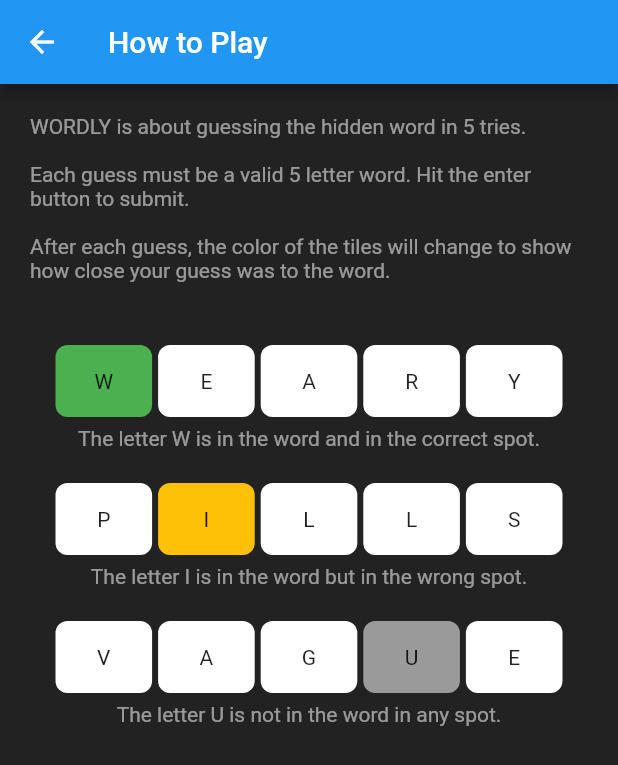
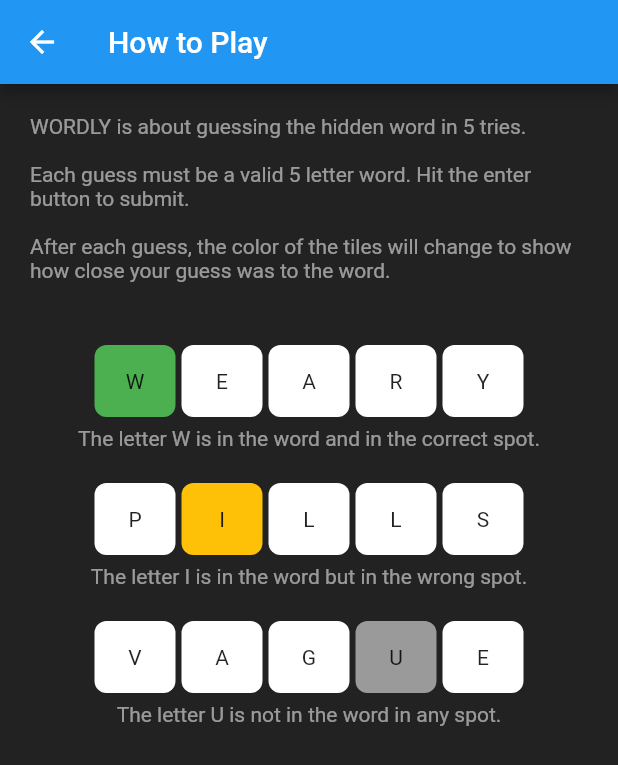
Before and after one commit to Manuiq/wordle-flutter, a Flutter app: the screen it shows after launch, after a tap on "Guide", on a phone screen of 412 x 824 dp. Shown: the top 765 px of the screen. Run offline on Flutter 3.47's test engine with Material 2 defaults, Android fonts, the phone set to English and light mode, and no system bars; our stand-ins replace device_info_plus; missing offline and left inert: dart:ffi; project files that could hold a hidden picture were left out.

Commit message:
adaptive ui for tablets and small phones

```diff
--- a/lib/guide.dart
+++ b/lib/guide.dart
@@ -6,6 +6,7 @@ import 'widgets.dart';
 
 class GuideRoute extends StatelessWidget {
   final bool isTv;
+
   const GuideRoute({Key? key, required this.isTv}) : super(key: key);
 
   @override
@@ -28,45 +29,66 @@ After each guess, the color of the tiles will change to show how close your gues
               style: TextStyle(color: Colors.white54),
             )),
         Padding(
-            padding: EdgeInsets.fromLTRB(paddingHorizontal, 20, paddingHorizontal, 4),
+            padding: EdgeInsets.fromLTRB(
+                paddingHorizontal, 20, paddingHorizontal, 4),
+            child: ConstrainedBox(
+                constraints: const BoxConstraints(maxWidth: 320),
                 child: Row(children: [
                   const SizedBox(width: 15),
                   for (var i in "weary".split(''))
                     TextKey(
-                  color: getColor((i == "w") ? SelectedColor.present : SelectedColor.initial, false),
+                      color: getColor(
+                          (i == "w")
+                              ? SelectedColor.present
+                              : SelectedColor.initial,
+                          false),
                       text: i,
                       onTextInput: (myText) {},
                     ),
                   const SizedBox(width: 15),
-            ])),
+                ]))),
         const Text('The letter W is in the word and in the correct spot.',
             style: TextStyle(color: Colors.white54)),
         Padding(
-            padding: EdgeInsets.fromLTRB(paddingHorizontal, 20, paddingHorizontal, 4),
+            padding: EdgeInsets.fromLTRB(
+                paddingHorizontal, 20, paddingHorizontal, 4),
+            child: ConstrainedBox(
+                constraints: const BoxConstraints(maxWidth: 320),
                 child: Row(children: [
                   const SizedBox(width: 15),
                   for (var i in "pills".split(''))
                     TextKey(
-                  color: getColor((i == "i") ? SelectedColor.presentWrongPlace : SelectedColor.initial, false),
+                      color: getColor(
+                          (i == "i")
+                              ? SelectedColor.presentWrongPlace
+                              : SelectedColor.initial,
+                          false),
                       text: i,
                       onTextInput: (myText) {},
                     ),
                   const SizedBox(width: 15),
-            ])),
+                ]))),
         const Text('The letter I is in the word but in the wrong spot.',
             style: TextStyle(color: Colors.white54)),
         Padding(
-            padding: EdgeInsets.fromLTRB(paddingHorizontal, 20, paddingHorizontal, 4),
+            padding: EdgeInsets.fromLTRB(
+                paddingHorizontal, 20, paddingHorizontal, 4),
+            child: ConstrainedBox(
+                constraints: const BoxConstraints(maxWidth: 320),
                 child: Row(children: [
                   const SizedBox(width: 15),
                   for (var i in "vague".split(''))
                     TextKey(
-                  color: getColor((i == "u") ? SelectedColor.absent : SelectedColor.initial, false),
+                      color: getColor(
+                          (i == "u")
+                              ? SelectedColor.absent
+                              : SelectedColor.initial,
+                          false),
                       text: i,
                       onTextInput: (myText) {},
                     ),
                   const SizedBox(width: 15),
-            ])),
+                ]))),
         const Text('The letter U is not in the word in any spot.',
             style: TextStyle(color: Colors.white54)),
       ]),
--- a/lib/main.dart
+++ b/lib/main.dart
@@ -57,10 +57,13 @@ class _KeyboardDemoState extends State<KeyboardDemo> {
 
   Future<void> initPlatformState() async {
     var isTv = (await deviceInfoPlugin.androidInfo)
-        .systemFeatures.contains('android.software.leanback_only');
-    setState(() {_isTv = isTv;
+        .systemFeatures
+        .contains('android.software.leanback_only');
+    setState(() {
+      _isTv = isTv;
       if (!isTv) {
-      SystemChrome.setPreferredOrientations([DeviceOrientation.portraitUp]);
+        SystemChrome.setPreferredOrientations(
+            [DeviceOrientation.portraitUp, DeviceOrientation.portraitDown]);
       }
     });
   }
@@ -97,13 +100,13 @@ class _KeyboardDemoState extends State<KeyboardDemo> {
   @override
   Widget build(BuildContext context) {
     log("isTv = " + _isTv.toString());
-    if(!_isTv){
+    if (!_isTv) {
       return Scaffold(
           backgroundColor: Colors.black87,
           resizeToAvoidBottomInset: false,
           body: Column(
             children: [
-          const SizedBox(height: 50),
+              const SizedBox(height: 25),
               ElevatedButton.icon(
                 icon: const Text('Guide'),
                 label: const Icon(Icons.help),
@@ -114,8 +117,12 @@ class _KeyboardDemoState extends State<KeyboardDemo> {
                   );
                 },
               ),
-          GridView.builder(
-              shrinkWrap: true,
+              const Spacer(),
+              Flexible(
+            flex:60,
+            child: ConstrainedBox(
+              constraints: const BoxConstraints(maxWidth: 300),
+              child: GridView.builder(
                   gridDelegate: SliverGridDelegateWithFixedCrossAxisCount(
                       crossAxisCount: wordSize),
                   itemCount: _userInputs.length,
@@ -124,13 +131,17 @@ class _KeyboardDemoState extends State<KeyboardDemo> {
                       duration: const Duration(milliseconds: 500),
                       margin: const EdgeInsets.all(2),
                       alignment: Alignment.center,
-                  transform: Matrix4.skewY(_inputsState[index] == SelectedColor.initial ? 0 : math.pi),
+                      transform: Matrix4.skewY(
+                          _inputsState[index] == SelectedColor.initial
+                              ? 0
+                              : math.pi),
                       child: Text(_userInputs[index].toUpperCase()),
                       decoration: BoxDecoration(
                           color: getColor(_inputsState[index], false),
                           borderRadius: BorderRadius.circular(15)),
                     );
                   }),
+            )),
               const Spacer(),
               ElevatedButton.icon(
                 icon: const Text('Try another word'),
@@ -138,7 +149,9 @@ class _KeyboardDemoState extends State<KeyboardDemo> {
                 onPressed: _restartGame,
               ),
               const Spacer(),
-          CustomKeyboard(
+              Flexible(
+              flex: 30,
+              child: CustomKeyboard(
                 buttonColors: _keyboardKeysState,
                 onTextInput: (myText) {
                   _insertLetter(myText);
@@ -146,10 +159,10 @@ class _KeyboardDemoState extends State<KeyboardDemo> {
                 onEnter: _enter,
                 onBackspace: _backspace,
               ),
+            ),
             ],
           ));
-    }
-    else {
+    } else {
       return Scaffold(
         backgroundColor: Colors.black87,
         resizeToAvoidBottomInset: false,
@@ -168,7 +181,10 @@ class _KeyboardDemoState extends State<KeyboardDemo> {
                         Navigator.push(
                           context,
                           MaterialPageRoute(
-                            builder: (context) => GuideRoute(isTv: _isTv,)),
+                              builder: (context) =>
+                                  GuideRoute(
+                                    isTv: _isTv,
+                                  )),
                         );
                       },
                     ),
@@ -256,9 +272,7 @@ class _KeyboardDemoState extends State<KeyboardDemo> {
         //didn't get the word
         if (_currentAttempt == maxAttempts) {
           //last attempt failed
-          ScaffoldMessenger.of(context).showSnackBar(const SnackBar(
-            content: Text("Out of attempts. Game over!"),
-          ));
+          showEndGameDialog(context, _secret);
         } else {
           //game goes on, provide visual clues
           setState(() {
```
Also changed, not shown: lib/widgets.dart (+46 -5 lines). Lines whose indentation alone changed are shown as unchanged.
